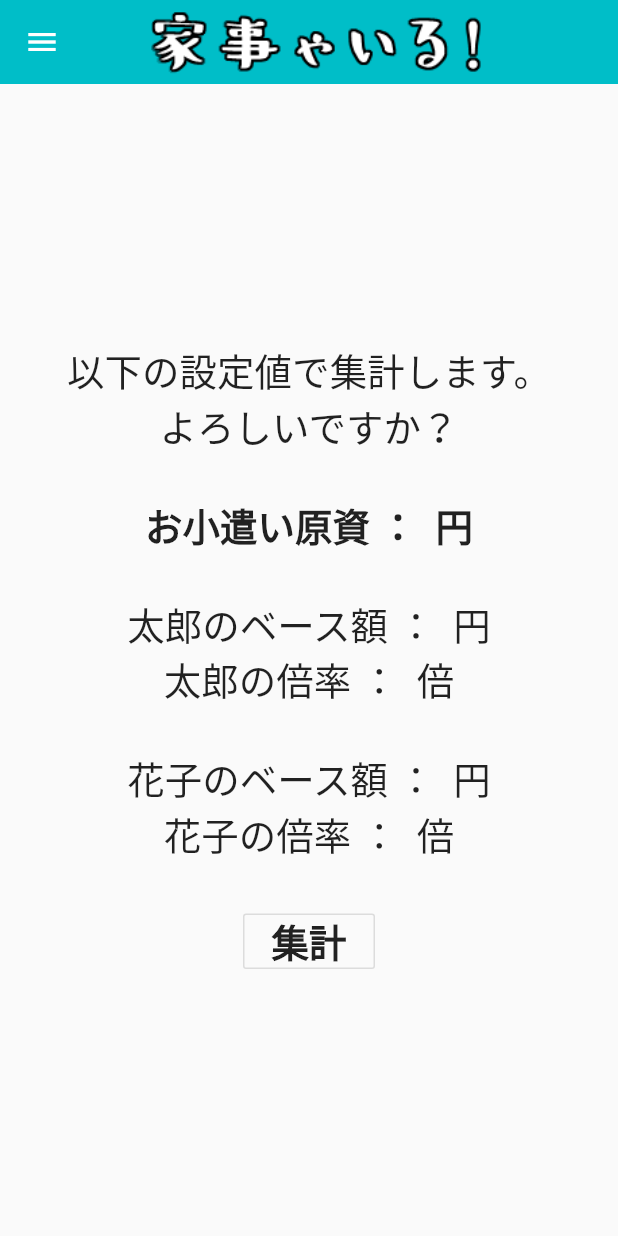
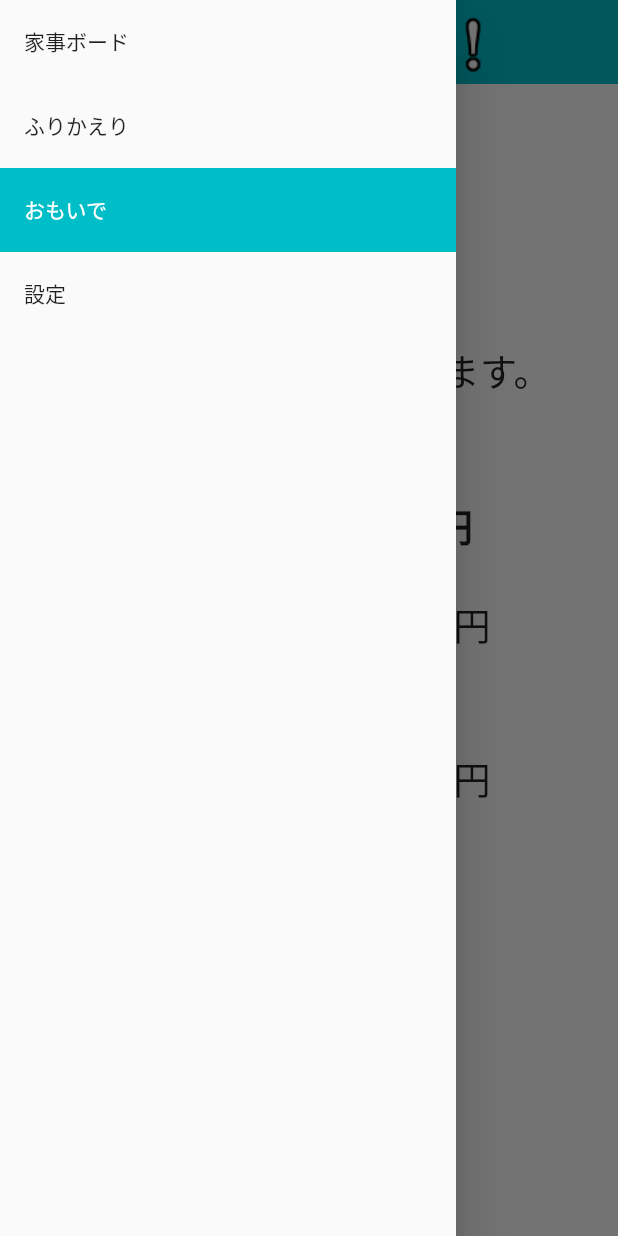
Before and after one commit to nds-sapporo/kagile, a Flutter app: the FurikaeriPage screen opened by its route, in the side drawer, after a tap on "集計", on a phone screen of 412 x 824 dp. Run offline on Flutter 3.47's test engine with Material 2 defaults, Android fonts, the phone set to English and light mode, and no system bars; our stand-ins replace firebase_database, firebase_messaging, pie_chart; accounts and stored records are empty.

Commit message:
デバッグ処理を戻す

```diff
--- a/lib/view/widget/common_drawer.dart
+++ b/lib/view/widget/common_drawer.dart
@@ -18,7 +18,7 @@ class CommonDrawer extends StatelessWidget {
         padding: EdgeInsets.zero,
         children: <Widget>[
           ListTile(
-            title: Text(user),
+            title: Text('家事ボード'),
             onTap: () {Navigator.of(context).pushNamed('/kajiboard');},
           ),
           ListTile(
```
